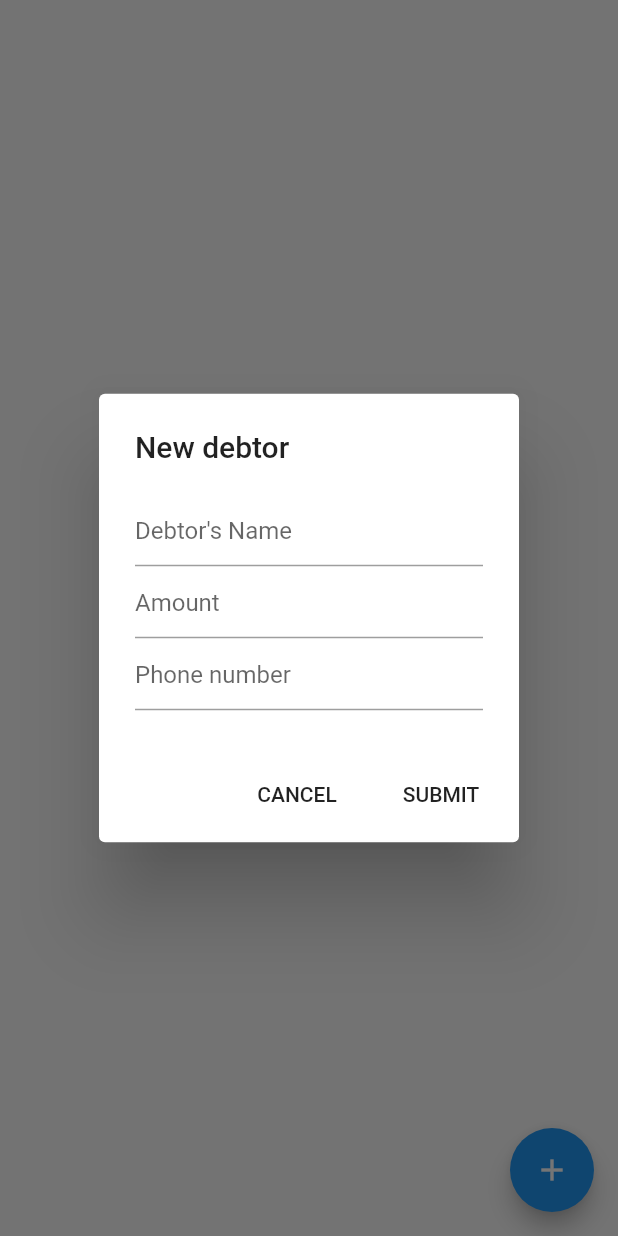
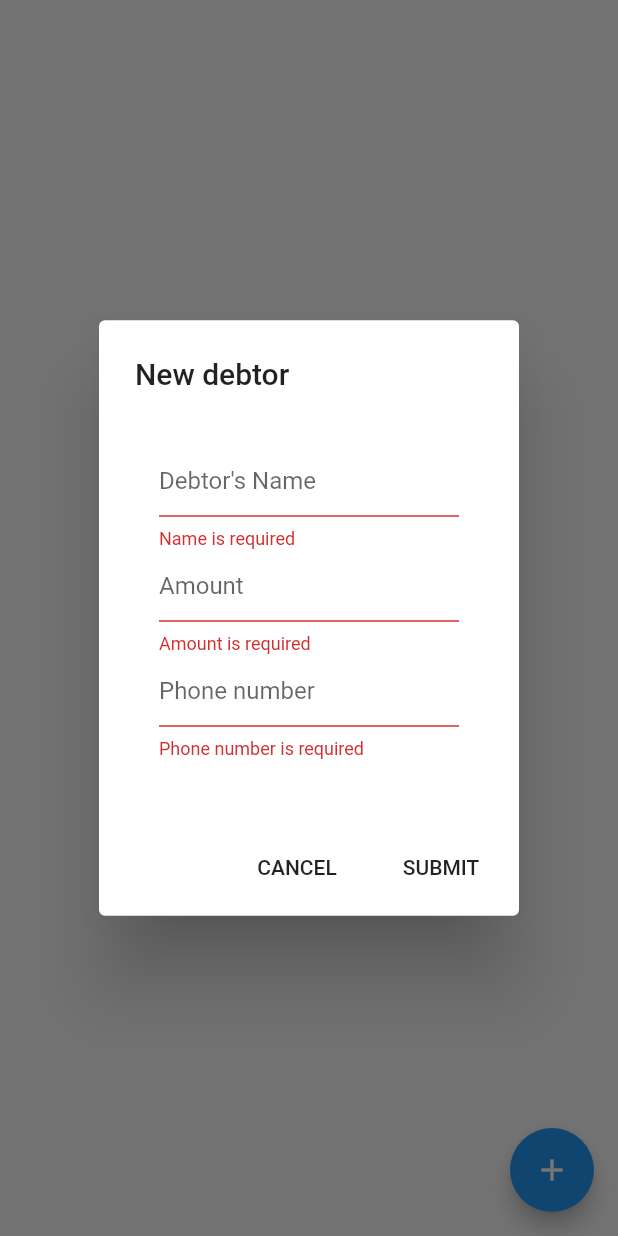
Before and after one commit to mangochiman/eazybar-mobile, a Flutter app: the DebtorsOnDatePage screen opened directly, after a tap on the "add" icon, on a phone screen of 412 x 824 dp. Run offline on Flutter 3.47's test engine with Material 2 defaults, Android fonts, the phone set to English and light mode, and no system bars; network calls fail.

```diff
--- a/lib/main.dart
+++ b/lib/main.dart
@@ -4,7 +4,7 @@ import 'dart:convert'; //it allows us to convert our json to a list
 import 'package:http/http.dart' as http;
 import 'package:intl/intl.dart';
 
-const String URL = "http://192.168.12.69:2000";
+const String URL = "http://192.168.43.102:2000";
 String debtorsUrl = URL + '/api/v1/debtors';
 String damagesUrl = URL + '/api/v1/damages';
 String complementaryUrl = URL + '/api/v1/complementary';
@@ -30,6 +30,7 @@ String nonStandardProductsDataURL = URL + '/api/v1/non_standard_products_data';
 String debtorsOnDateURL = URL + '/api/v1/debtors_on_date';
 
 String addStockURL = URL + '/api/v1/add_stock';
+String addDebtorsURL = URL + '/api/v1/create_debtors';
 
 void main() => runApp(MyApp());
 
@@ -1211,6 +1212,28 @@ class _DebtorsOnDatePageState extends State<DebtorsOnDatePage>
   TextEditingController _nameFieldController = TextEditingController();
   TextEditingController _amountFieldController = TextEditingController();
   TextEditingController _phoneNumberFieldController = TextEditingController();
+  final GlobalKey<FormState> _formKey = new GlobalKey<FormState>();
+  Debtor debtor = new Debtor();
+
+  void _submitForm() {
+    final FormState form = _formKey.currentState;
+    if (!form.validate()) {
+      showMessage('Form is not valid!  Please review and correct.');
+    } else {
+      form.save(); //This invokes each onSaved event
+
+      var debtorService = new DebtorService();
+      debtorService.createDebtor(debtor).then((value) {
+        if (value.errors != null && value.errors.length > 0) {
+          showMessage('Errors:\n ${value.errors.join('\n')}', Colors.red);
+        } else {
+          showMessage('${value.name} was successfully created', Colors.blue);
+          form.reset();
+          //_controller.text = '';
+        }
+      });
+    }
+  }
 
   Future<String> getDebtorsOnDate() async {
     print(stockDate);
@@ -1242,30 +1265,42 @@ class _DebtorsOnDatePageState extends State<DebtorsOnDatePage>
         builder: (context) {
           return AlertDialog(
             title: Text('New debtor'),
-            content: Column(
+            content: SingleChildScrollView(
+              child: SafeArea(
+                  minimum: const EdgeInsets.all(16.0),
+                  bottom: false,
+                  top: false,
+                  child: Form(
+                      key: _formKey,
+                      autovalidate: true,
+                      child: Column(
                         mainAxisSize: MainAxisSize.min,
                         children: <Widget>[
-                TextField(
+                          TextFormField(
                             controller: _nameFieldController,
-                  decoration: InputDecoration(
-                      hintText: "Debtor's Name"
-                  ),
-                ),
-                TextField(
+                            decoration:
+                            InputDecoration(hintText: "Debtor's Name"),
+                            validator: (val) =>
+                            val.isEmpty ? 'Name is required' : null,
+                            onSaved: (val) => debtor.name = val,
+                          ),
+                          TextFormField(
                               controller: _amountFieldController,
-                  decoration: InputDecoration(
-                      hintText: "Amount"
-                  ),
+                              decoration: InputDecoration(hintText: "Amount"),
                               keyboardType: TextInputType.number,
-                ),
-                TextField(
+                              validator: (val) =>
+                              val.isEmpty ? 'Amount is required' : null,
+                              onSaved: (val) => debtor.amountOwed = val),
+                          TextFormField(
                               controller: _phoneNumberFieldController,
-                  decoration: InputDecoration(
-                      hintText: "Phone number"
-                  ),
+                              decoration:
+                              InputDecoration(hintText: "Phone number"),
                               keyboardType: TextInputType.phone,
-                )
-              ],
+                              validator: (val) =>
+                              val.isEmpty ? 'Phone number is required' : null,
+                              onSaved: (val) => debtor.phoneNumber = val)
+                        ],
+                      ))),
             ),
             actions: <Widget>[
               new FlatButton(
@@ -1276,7 +1311,9 @@ class _DebtorsOnDatePageState extends State<DebtorsOnDatePage>
               ),
               new FlatButton(
                 child: new Text('SUBMIT'),
-                onPressed: () {},
+                onPressed: () {
+                  _submitForm();
+                },
               )
             ],
           );
@@ -1297,7 +1334,7 @@ class _DebtorsOnDatePageState extends State<DebtorsOnDatePage>
         ),
       ),
       body: Container(
-          height: 300.0, // Change as per your requirement
+          height: 500.0, // Change as per your requirement
 
           child: ListView.builder(
               shrinkWrap: true,
@@ -1500,6 +1537,53 @@ class _PriceHistoryPageState extends State<PriceHistoryPage> {
             );
           }),
     );
+  }
+}
+
+class Debtor {
+  String name;
+  String amountOwed;
+  String stockDate;
+  String phoneNumber;
+  String description;
+  var errors = [];
+}
+
+class DebtorService {
+  static final _headers = {'Content-Type': 'application/json'};
+
+  Future<Debtor> createDebtor(Debtor debtor) async {
+    String json = _toJson(debtor);
+    final response =
+        await http.post(addStockURL, headers: _headers, body: json);
+    var serverResponse = _fromJson(response.body);
+
+    return serverResponse;
+  }
+
+  Debtor _fromJson(String json) {
+    Map<String, dynamic> map = jsonDecode(json);
+    var debtor = new Debtor();
+    if (map['errors'] != null && map["errors"].length > 0) {
+      debtor.errors = map['errors'];
+    } else {
+      debtor.name = map['name'];
+      debtor.amountOwed = map['amount_owed'];
+      debtor.stockDate = map['stock_date'];
+      debtor.description = map['description'];
+    }
+    return debtor;
+  }
+
+  String _toJson(Debtor debtor) {
+    var mapData = new Map();
+    mapData["name"] = debtor.name;
+    mapData["amountOwed"] = debtor.amountOwed;
+    mapData["stockDate"] = debtor.stockDate;
+    mapData["description"] = debtor.description;
+
+    String json = jsonEncode(mapData);
+    return json;
   }
 }
 
@@ -2357,46 +2441,6 @@ class _SettingsMainPageState extends State<SettingsMainPage> {
   }
 }
 
-class Debtor {
-  var name;
-  var amountOwed;
-  var phoneNumber;
-  var date;
-  var amountPaid;
-  var balanceDue;
-
-  Debtor(
-      {this.name,
-      this.amountOwed,
-      this.phoneNumber,
-      this.date,
-      this.amountPaid,
-      this.balanceDue});
-
-  factory Debtor.fromJson(Map<String, dynamic> json) {
-    return Debtor(
-      name: json['name'],
-      amountOwed: json['amount_owed'],
-      phoneNumber: json['phone_number'],
-      date: json['date'],
-      amountPaid: json['amount_paid'],
-      balanceDue: json['balance_due'],
-    );
-  }
-
-  Map toMap() {
-    var map = Map<String, dynamic>();
-    map["name"] = name;
-    map["amount_owed"] = amountOwed;
-    map["phone_number"] = phoneNumber;
-    map["date"] = date;
-    map["amount_paid"] = amountPaid;
-    map["balance_due"] = balanceDue;
-
-    return map;
-  }
-}
-
 class DebtorsPaymentPage extends StatefulWidget {
   @override
   _DebtorsPaymentPageState createState() => _DebtorsPaymentPageState();
```
Lines whose indentation alone changed are shown as unchanged.
